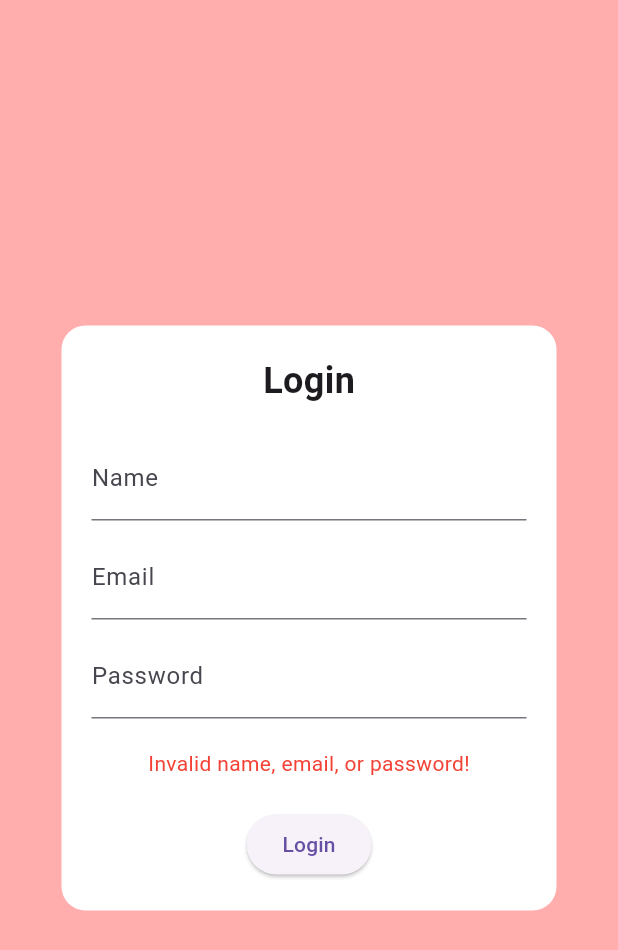
After one commit to LakshyaMittal1/JU_Campus_Mate, a Flutter app: the LoginPage screen opened by its route, after a tap on "Login", on a phone screen of 412 x 824 dp. The commit adds this screen. Shown: the top 950 px of the screen. Run offline on Flutter 3.47's test engine with Material 3 defaults, Android fonts, the light colour scheme and no system bars; our stand-ins replace flutter_spinkit, google_fonts, simple_gradient_text; network calls fail.

Commit message:
Updated login flow, homepage routing, added logout, improved UI

```diff
--- /dev/null
+++ b/frontend/ju_campus_mate/lib/auth.dart
@@ -0,0 +1,20 @@
+// Temporary in-memory user DB (simulating admin-inserted users)
+
+String? loggedInEmail;
+String? loggedInName;
+
+List<Map<String, String>> registeredUsers = [
+  {
+    "name": "Lakshya Mittal",
+    "email": "lakshya.22bcon168@jecrcu.edu.in",
+    "password": "lakshya_168"
+  },
+  {
+    "name": "Admin",
+    "email": "admin@ju.in",
+    "password": "admin123"
+  }
+];
+
+// NOTE: No register logic here.
+// Users must already exist in this list.
--- a/frontend/ju_campus_mate/lib/homepage.dart
+++ b/frontend/ju_campus_mate/lib/homepage.dart
@@ -17,10 +17,11 @@ class _HomePageState extends State<HomePage> with TickerProviderStateMixin {
     super.initState();
     Future.delayed(const Duration(milliseconds: 15000), () {
       if (!mounted) return;
-      Navigator.push(
+      /* Navigator.push(
         context,
         MaterialPageRoute(builder: (context) => const WelcomePage()),
-      );
+      ); */
+      Navigator.pushNamed(context, '/login');
     });
   }
 
@@ -33,10 +34,11 @@ class _HomePageState extends State<HomePage> with TickerProviderStateMixin {
         body: SafeArea(
           child: InkWell(
             onTap: () {
-              Navigator.push(
+              /* Navigator.push(
                 context,
                 MaterialPageRoute(builder: (context) => const WelcomePage()),
-              );
+              ); */
+              Navigator.pushNamed(context, '/login');
             },
             child: Stack(
               children: [
--- /dev/null
+++ b/frontend/ju_campus_mate/lib/login_page.dart
@@ -0,0 +1,275 @@
+/* import 'package:flutter/material.dart';
+import 'auth.dart';
+
+class LoginPage extends StatefulWidget {
+  const LoginPage({super.key});
+
+  @override
+  State<LoginPage> createState() => _LoginPageState();
+}
+
+class _LoginPageState extends State<LoginPage> {
+  final emailController = TextEditingController();
+  final passwordController = TextEditingController();
+
+  String errorMessage = "";
+
+  void login() {
+    final email = emailController.text.trim();
+    final password = passwordController.text.trim();
+
+    // Search in registered user list
+    final user = registeredUsers.firstWhere(
+      (u) => u["email"] == email && u["password"] == password,
+      orElse: () => {},
+    );
+
+    if (user.isNotEmpty) {
+      loggedInEmail = user["email"];
+      loggedInName = user["name"];
+
+      Navigator.pushReplacementNamed(context, '/chat');
+    } else {
+      setState(() {
+        errorMessage = "Invalid email or password!";
+      });
+    }
+  }
+
+  @override
+  Widget build(BuildContext context) {
+    return Scaffold(
+      backgroundColor: const Color(0xFFFFADAD),
+      body: Center(
+        child: Container(
+          padding: const EdgeInsets.all(20),
+          width: 330,
+          decoration: BoxDecoration(
+            color: Colors.white,
+            borderRadius: BorderRadius.circular(16),
+          ),
+          child: Column(
+            mainAxisSize: MainAxisSize.min,
+            children: [
+              const Text(
+                "Login",
+                style: TextStyle(fontSize: 24, fontWeight: FontWeight.bold),
+              ),
+              const SizedBox(height: 20),
+
+              TextField(
+                controller: emailController,
+                decoration: const InputDecoration(label: Text("Email")),
+              ),
+              const SizedBox(height: 10),
+
+              TextField(
+                controller: passwordController,
+                obscureText: true,
+                decoration: const InputDecoration(label: Text("Password")),
+              ),
+
+              const SizedBox(height: 20),
+
+              if (errorMessage.isNotEmpty)
+                Text(errorMessage, style: const TextStyle(color: Colors.red)),
+
+              const SizedBox(height: 20),
+
+              ElevatedButton(
+                onPressed: login,
+                child: const Text("Login"),
+              ),
+            ],
+          ),
+        ),
+      ),
+    );
+  }
+}
+ */
+
+/* import 'package:flutter/material.dart';
+import 'auth.dart';
+
+class LoginPage extends StatefulWidget {
+  const LoginPage({super.key});
+
+  @override
+  State<LoginPage> createState() => _LoginPageState();
+}
+
+class _LoginPageState extends State<LoginPage> {
+  final nameController = TextEditingController();
+  final emailController = TextEditingController();
+  final passController = TextEditingController();
+
+  void login() {
+    final name = nameController.text.trim();
+    final email = emailController.text.trim();
+    final pass = passController.text.trim();
+
+    // Verify against temporary frontend "database"
+    final user = registeredUsers.firstWhere(
+      (u) =>
+          u['name'] == name &&
+          u['email'] == email &&
+          u['password'] == pass,
+      orElse: () => {},
+    );
+
+    if (user.isEmpty) {
+      ScaffoldMessenger.of(context).showSnackBar(
+        const SnackBar(content: Text("Invalid credentials")),
+      );
+      return;
+    }
+
+    // Store logged-in info
+    loggedInName = name;
+    loggedInEmail = email;
+
+    Navigator.pushReplacementNamed(context, '/chat');
+  }
+
+  @override
+  Widget build(BuildContext context) {
+    return Scaffold(
+      appBar: AppBar(title: const Text("Login")),
+      body: Padding(
+        padding: const EdgeInsets.all(20),
+        child: Column(
+          children: [
+            TextField(
+              controller: nameController,
+              decoration: const InputDecoration(labelText: "Name"),
+            ),
+            TextField(
+              controller: emailController,
+              decoration: const InputDecoration(labelText: "Email"),
+            ),
+            TextField(
+              controller: passController,
+              decoration: const InputDecoration(labelText: "Password"),
+              obscureText: true,
+            ),
+            const SizedBox(height: 30),
+            ElevatedButton(
+              onPressed: login,
+              child: const Text("Login"),
+            )
+          ],
+        ),
+      ),
+    );
+  }
+}
+ */
+
+
+import 'package:flutter/material.dart';
+import 'auth.dart';
+
+class LoginPage extends StatefulWidget {
+  const LoginPage({super.key});
+
+  @override
+  State<LoginPage> createState() => _LoginPageState();
+}
+
+class _LoginPageState extends State<LoginPage> {
+  final nameController = TextEditingController();
+  final emailController = TextEditingController();
+  final passwordController = TextEditingController();
+
+  String errorMessage = "";
+
+  void login() {
+    final name = nameController.text.trim();
+    final email = emailController.text.trim();
+    final password = passwordController.text.trim();
+
+    // Search in registered user list
+    final user = registeredUsers.firstWhere(
+      (u) =>
+          u["name"] == name &&
+          u["email"] == email &&
+          u["password"] == password,
+      orElse: () => {},
+    );
+
+    if (user.isNotEmpty) {
+      loggedInName = user["name"];
+      loggedInEmail = user["email"];
+
+      Navigator.pushReplacementNamed(context, '/chat');
+    } else {
+      setState(() {
+        errorMessage = "Invalid name, email, or password!";
+      });
+    }
+  }
+
+  @override
+  Widget build(BuildContext context) {
+    return Scaffold(
+      backgroundColor: const Color(0xFFFFADAD),
+      body: Center(
+        child: Container(
+          padding: const EdgeInsets.all(20),
+          width: 330,
+          decoration: BoxDecoration(
+            color: Colors.white,
+            borderRadius: BorderRadius.circular(16),
+          ),
+          child: Column(
+            mainAxisSize: MainAxisSize.min,
+            children: [
+              const Text(
+                "Login",
+                style: TextStyle(fontSize: 24, fontWeight: FontWeight.bold),
+              ),
+              const SizedBox(height: 20),
+
+              // NAME Field
+              TextField(
+                controller: nameController,
+                decoration: const InputDecoration(label: Text("Name")),
+              ),
+              const SizedBox(height: 10),
+
+              // EMAIL Field
+              TextField(
+                controller: emailController,
+                decoration: const InputDecoration(label: Text("Email")),
+              ),
+              const SizedBox(height: 10),
+
+              // PASSWORD Field
+              TextField(
+                controller: passwordController,
+                obscureText: true,
+                decoration: const InputDecoration(label: Text("Password")),
+              ),
+
+              const SizedBox(height: 20),
+
+              if (errorMessage.isNotEmpty)
+                Text(
+                  errorMessage,
+                  style: const TextStyle(color: Colors.red),
+                ),
+
+              const SizedBox(height: 20),
+
+              ElevatedButton(
+                onPressed: login,
+                child: const Text("Login"),
+              ),
+            ],
+          ),
+        ),
+      ),
+    );
+  }
+}
--- a/frontend/ju_campus_mate/lib/main.dart
+++ b/frontend/ju_campus_mate/lib/main.dart
@@ -1,4 +1,4 @@
-//main.dart
+/* //main.dart
 
 import 'package:flutter/material.dart';
 import 'package:google_fonts/google_fonts.dart';
@@ -26,4 +26,30 @@ class MyApp extends StatelessWidget {
       },
 );
 }
+} */
+
+import 'package:flutter/material.dart';
+import 'login_page.dart';
+import 'chatpage.dart';
+import 'homepage.dart';
+
+void main() {
+  runApp(const MyApp());
 }
+
+class MyApp extends StatelessWidget {
+  const MyApp({super.key});
+
+  @override
+  Widget build(BuildContext context) {
+    return MaterialApp(
+      debugShowCheckedModeBanner: false,
+      home: const HomePage(),
+
+      routes: {
+        '/login': (context) => const LoginPage(),
+        '/chat': (context) => const ChatPage(),
+      },
+    );
+  }
+}
```
Also changed, not shown: frontend/ju_campus_mate/lib/chatpage.dart (+58 -2 lines), frontend/ju_campus_mate/pubspec.lock, 1 other file.
